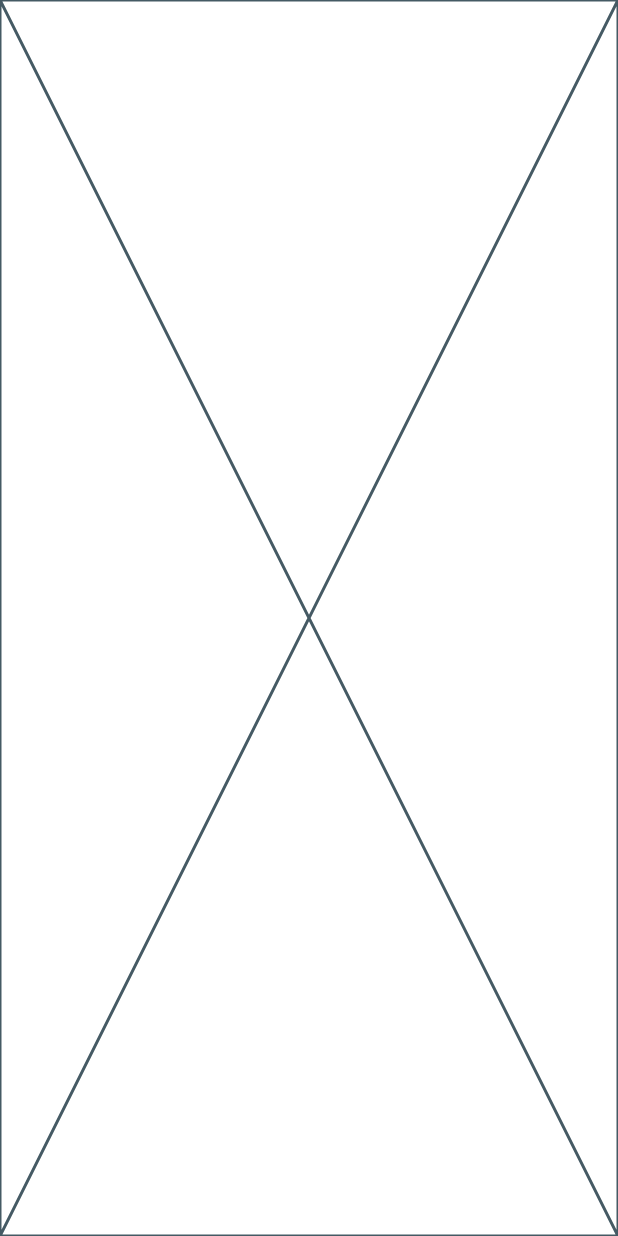
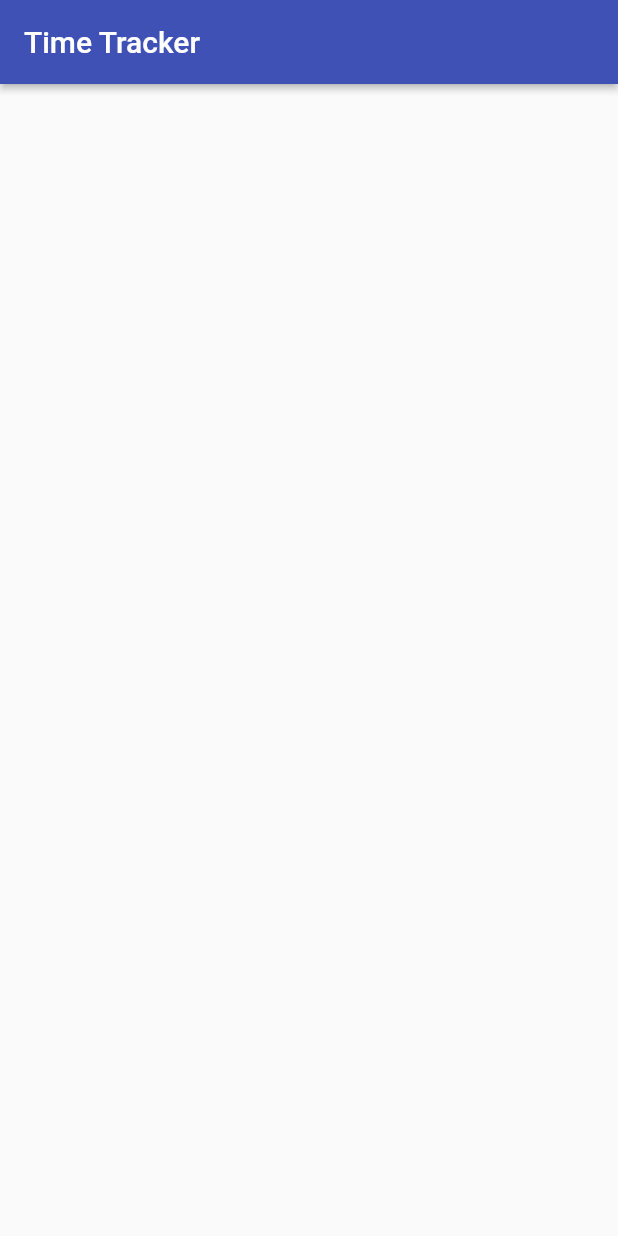
Before and after one commit to thomas-e-cowern/super-octo-garbanzo, a Flutter app: the screen it shows after launch, on a phone screen of 412 x 824 dp. Run offline on Flutter 3.47's test engine with Material 2 defaults, Android fonts, the phone set to English and light mode, and no system bars.

Commit message:
update AppBar

```diff
--- a/lib/App/sign_in/sign_in_page.dart
+++ b/lib/App/sign_in/sign_in_page.dart
@@ -3,6 +3,11 @@ import 'package:flutter/material.dart';
 class SignInPage extends StatelessWidget {
   @override
   Widget build(BuildContext context) {
-    return const Placeholder();
+    return Scaffold(
+      appBar: AppBar(
+        title: const Text('Time Tracker'),
+        elevation: 2.0,
+      ),
+    );
   }
 }
```
